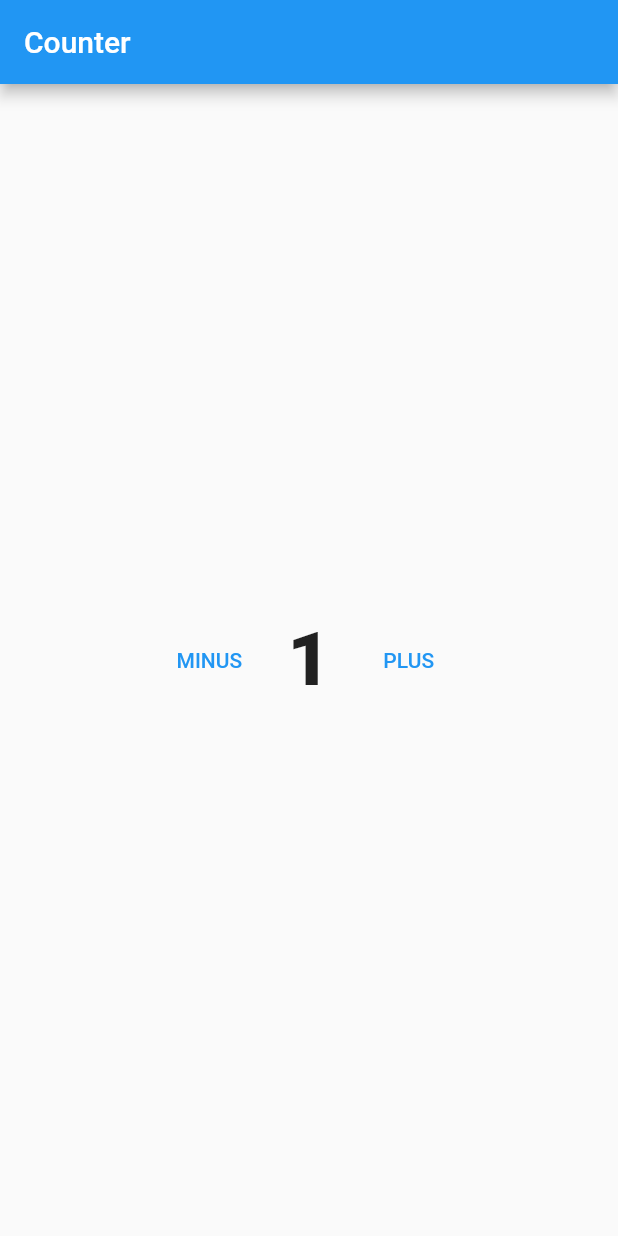
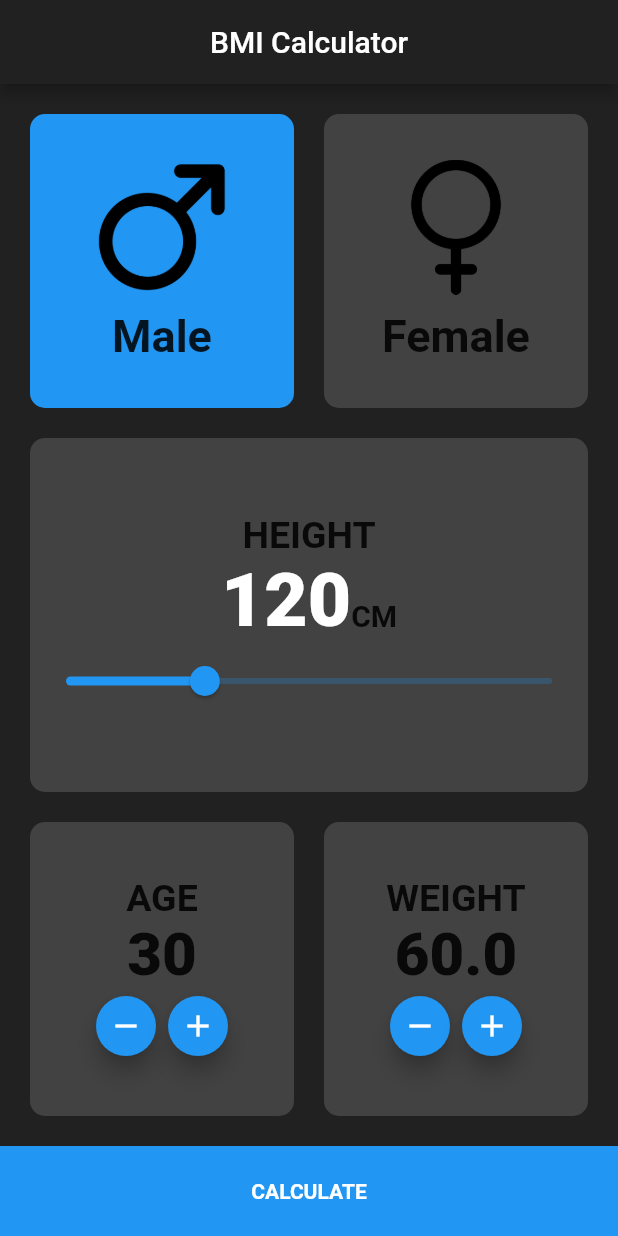
Before and after one commit to Alaamhmdgalal/udemy_project_app, a Flutter app: the screen it shows after launch, on a phone screen of 412 x 824 dp. Run offline on Flutter 3.47's test engine with Material 2 defaults, Android fonts, the phone set to English and light mode, and no system bars.

Commit message:
BMI Calculator

```diff
--- /dev/null
+++ b/lib/bmi_result_screen.dart
@@ -0,0 +1,69 @@
+import 'package:flutter/material.dart';
+
+class BmiResultScreen extends StatelessWidget
+{
+  final int result;
+  final bool isMale;
+  final int age;
+
+
+  BmiResultScreen({
+    required this.result,
+    required this.isMale,
+    required this.age});
+
+  @override
+  Widget build(BuildContext context) {
+    return Scaffold(
+      appBar: AppBar(
+        centerTitle: true,
+        backgroundColor: Colors.grey[900],
+        leading: IconButton(
+          onPressed: (){
+            Navigator.pop(context);
+          },
+          icon: const Icon(
+            Icons.keyboard_arrow_left,
+          ),
+        ),
+        title: const Text(
+          'BMI Result',
+        ),
+      ),
+      body: Container(
+        color: Colors.grey[900],
+        width: double.infinity,
+        child: Column(
+          mainAxisAlignment: MainAxisAlignment.center,
+          children: [
+            Text(
+              'Gender : ${isMale ? 'Male' : 'Female'}',
+              style: const TextStyle(
+                 fontSize: 25.0,
+                fontWeight: FontWeight.bold,
+                color: Colors.white,
+              ),
+            ),
+            Text(
+              'Age : ${age}',
+              style: const TextStyle(
+                 fontSize: 25.0,
+                fontWeight: FontWeight.bold,
+                color: Colors.white,
+              ),
+            ),
+            Text(
+              'Result : ${result}',
+              style: const TextStyle(
+                 fontSize: 25.0,
+                fontWeight: FontWeight.bold,
+                color: Colors.white,
+              ),
+            ),
+          ],
+        ),
+      ),
+    );
+  }
+
+}
--- /dev/null
+++ b/lib/bmi_screen.dart
@@ -0,0 +1,331 @@
+import 'dart:math';
+
+import 'package:flutter/material.dart';
+import 'package:udemy_project/bmi_result_screen.dart';
+
+class BmiScreen extends StatefulWidget
+{
+  @override
+  State<StatefulWidget> createState() => _BmiScreenState();
+}
+
+class _BmiScreenState extends State<BmiScreen>
+{
+  bool isMale = true;
+  double height = 120.0;
+  int age = 30;
+  double weight = 60.0;
+
+  @override
+  Widget build(BuildContext context) {
+    return Scaffold(
+      appBar: AppBar(
+        centerTitle: true,
+        backgroundColor: Colors.grey[900],
+        title: const Text(
+          'BMI Calculator',
+        ),
+      ),
+      body: Container(
+        color: Colors.grey[900],
+        child: Column(
+          children: [
+            Expanded(
+              child: Padding(
+                padding: const EdgeInsets.all(20.0),
+                child: Row(
+                  children: [
+                    Expanded(
+                      child: GestureDetector(
+                        onTap: (){
+                          setState((){
+                            isMale = true;
+                          });
+                        },
+                        child: Container(
+                          decoration: BoxDecoration(
+                            borderRadius: BorderRadius.circular(10.0),
+                            color: isMale ? Colors.blue : Colors.grey[800],
+                          ),
+                          child: Column(
+                            mainAxisAlignment: MainAxisAlignment.center,
+                             children: const [
+                               Image(
+                                   image: AssetImage('asserts/images/male.png'),
+                                 height: 90.0,
+                                 width: 90.0,
+                               ),
+                               SizedBox(
+                                 height: 10.0,
+                               ),
+                               Text(
+                                 'Male',
+                                 style: TextStyle(
+                                   fontSize: 30.0,
+                                   fontWeight: FontWeight.bold,
+                                 ),
+                               ),
+                             ],
+                          ),
+                        ),
+                      ),
+                    ),
+                    const SizedBox(
+                      width: 20.0,
+                    ),
+                    Expanded(
+                      child: GestureDetector(
+                        onTap: (){
+                          setState((){
+                            isMale = false;
+                          });
+                        },
+                        child: Container(
+                          decoration: BoxDecoration(
+                            borderRadius: BorderRadius.circular(10.0),
+                            color: isMale ? Colors.grey[800] : Colors.blue,
+                          ),
+                          child: Column(
+                            mainAxisAlignment: MainAxisAlignment.center,
+                            children: const [
+                              Image(
+                                  image: AssetImage('asserts/images/female.png'),
+                                height: 90.0,
+                                width: 90.0,
+                              ),
+                              SizedBox(
+                                height: 10.0,
+                              ),
+                              Text(
+                                'Female',
+                                style: TextStyle(
+                                  fontSize: 30.0,
+                                  fontWeight: FontWeight.bold,
+                                ),
+                              ),
+                            ],
+                          ),
+                        ),
+                      ),
+                    ),
+                  ],
+                ),
+              ),
+            ),
+            Expanded(
+              child: Padding(
+                padding: const EdgeInsets.symmetric(
+                    horizontal: 20.0
+                ),
+                child: Container(
+                  decoration: BoxDecoration(
+                    borderRadius: BorderRadius.circular(10.0),
+                    color: Colors.grey[800],
+                  ),
+                  child: Column(
+                    mainAxisAlignment: MainAxisAlignment.center,
+                    children: [
+                      const Text(
+                        'HEIGHT',
+                        style: TextStyle(
+                          fontSize: 25.0,
+                          fontWeight: FontWeight.bold,
+                        ),
+                      ),
+                      Row(
+                        mainAxisAlignment: MainAxisAlignment.center,
+                        crossAxisAlignment: CrossAxisAlignment.baseline,
+                        textBaseline: TextBaseline.alphabetic,
+                        children: [
+                          Text(
+                            '${height.round()}',
+                            style: const TextStyle(
+                              fontSize: 50.0,
+                              fontWeight: FontWeight.w900,
+                              color: Colors.white,
+                            ),
+                          ),
+                          const SizedBox(
+                            height: 10.0,
+                          ),
+                          const Text(
+                            'CM',
+                            style: TextStyle(
+                              fontSize: 20.0,
+                              fontWeight: FontWeight.bold,
+                            ),
+                          ),
+                        ],
+                      ),
+                      Slider(
+                          value: height,
+                          max: 220.0,
+                          min: 80,
+                          onChanged: (value){
+                            setState((){
+                              height = value;
+                            });
+                          }
+                      ),
+                    ],
+                  ),
+                ),
+              ),
+            ),
+            Expanded(
+              child: Padding(
+                padding: const EdgeInsets.all(20.0),
+                child: Row(
+                  children: [
+                    Expanded(
+                      child: Container(
+                        decoration: BoxDecoration(
+                          borderRadius: BorderRadius.circular(10.0),
+                          color: Colors.grey[800],
+                        ),
+                        child: Column(
+                          mainAxisAlignment: MainAxisAlignment.center,
+                          children: [
+                            const Text(
+                              'AGE',
+                              style: TextStyle(
+                                fontSize: 25.0,
+                                fontWeight: FontWeight.bold,
+                              ),
+                            ),
+                            Text(
+                              '${age}',
+                              style: const TextStyle(
+                                fontSize: 40.0,
+                                fontWeight: FontWeight.w900,
+                              ),
+                            ),
+                            Row(
+                              mainAxisAlignment: MainAxisAlignment.center,
+                              children: [
+                                FloatingActionButton(
+                                    onPressed: (){
+                                      setState((){
+                                        age--;
+                                      });
+                                    },
+                                  heroTag: 'age-',
+                                  mini: true,
+                                  child: const Icon(
+                                    Icons.remove,
+                                  ),
+                                ),
+                                FloatingActionButton(
+                                    onPressed: (){
+                                      setState((){
+                                        age++;
+                                      });
+                                    },
+                                  heroTag: 'age+',
+                                  mini: true,
+                                  child: const Icon(
+                                    Icons.add,
+                                  ),
+                                ),
+                              ],
+                            ),
+                          ],
+                        ),
+                      ),
+                    ),
+                    const SizedBox(
+                      width: 20.0,
+                    ),
+                    Expanded(
+                      child: Container(
+                        decoration: BoxDecoration(
+                          borderRadius: BorderRadius.circular(10.0),
+                          color: Colors.grey[800],
+                        ),
+                        child: Column(
+                          mainAxisAlignment: MainAxisAlignment.center,
+                          children: [
+                            const Text(
+                              'WEIGHT',
+                              style: TextStyle(
+                                fontSize: 25.0,
+                                fontWeight: FontWeight.bold,
+                              ),
+                            ),
+                            Text(
+                              '${weight}',
+                              style: const TextStyle(
+                                fontSize: 40.0,
+                                fontWeight: FontWeight.w900,
+                              ),
+                            ),
+                            Row(
+                              mainAxisAlignment: MainAxisAlignment.center,
+                              children: [
+                                FloatingActionButton(
+                                  onPressed: (){
+                                    setState((){
+                                      weight--;
+                                    });
+                                  },
+                                  heroTag: 'weight-',
+                                  mini: true,
+                                  child: const Icon(
+                                    Icons.remove,
+                                  ),
+                                ),
+                                FloatingActionButton(
+                                  onPressed: (){
+                                    setState((){
+                                      weight++;
+                                    });
+                                  },
+                                  heroTag: 'weight-',
+                                  mini: true,
+                                  child: const Icon(
+                                    Icons.add,
+                                  ),
+                                ),
+                              ],
+                            ),
+                          ],
+                        ),
+                      ),
+                    ),
+                  ],
+                ),
+              ),
+            ),
+            Container(
+              width: double.infinity,
+              height: 60.0,
+              color: Colors.blue,
+              child: MaterialButton(
+                  onPressed: (){
+                    double result = weight / pow(height/100, 2);
+                      Navigator.push(
+                          context,
+                          MaterialPageRoute(
+                              builder: (context) => BmiResultScreen(
+                                age: age,
+                                isMale: isMale,
+                                result: result.round(),
+                              ),
+                          )
+                      );
+                  },
+                child: const Text(
+                  'CALCULATE',
+                  style: TextStyle(
+                    color: Colors.white,
+                    fontWeight: FontWeight.bold,
+                  ),
+                ),
+                  ),
+            ),
+          ],
+        ),
+      ),
+    );
+  }
+}
--- a/lib/main.dart
+++ b/lib/main.dart
@@ -1,4 +1,6 @@
 import 'package:flutter/material.dart';
+import 'package:udemy_project/bmi_result_screen.dart';
+import 'package:udemy_project/bmi_screen.dart';
 import 'package:udemy_project/counter_screen.dart';
 import 'package:udemy_project/home_screen.dart';
 import 'package:udemy_project/login_screen.dart';
@@ -16,7 +18,7 @@ class MyApp extends StatelessWidget{
   Widget build(BuildContext context) {
     return MaterialApp(
       debugShowCheckedModeBanner: false,
-      home: CounterScreen(),
+      home: BmiScreen(),
     );
   }
 
```
Also changed, not shown: pubspec.yaml (+4 -3 lines), asserts/images/female.png (added), asserts/images/male.png (added).
